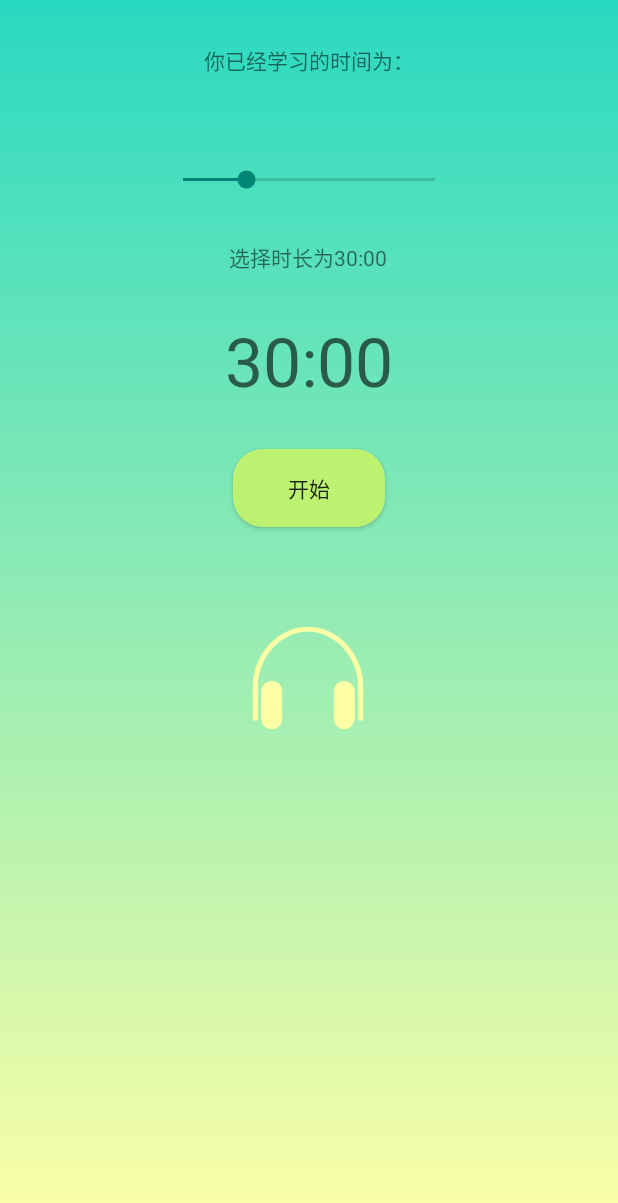
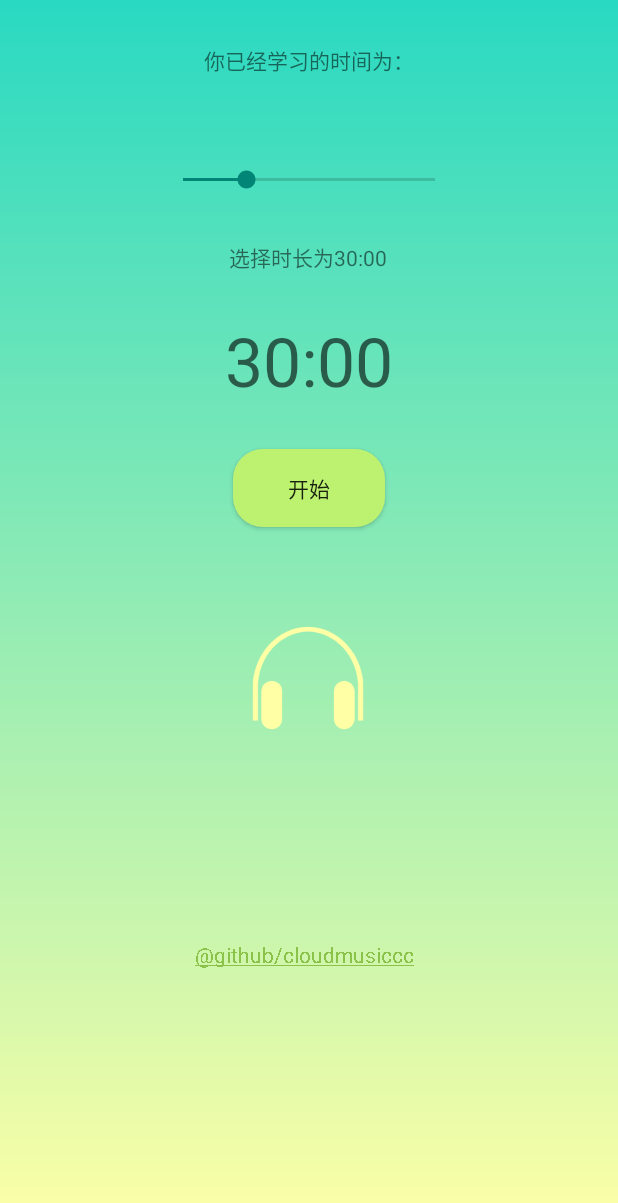
Before and after one commit to littlejlf/FocusClock, an Android app: the screen it shows after launch (MainActivity), on a phone screen of 412 x 824 dp. Shown: the top 1203 px of the screen. Run offline under Robolectric (Android 15) with nearby library versions, the phone set to English and light mode, and no system bars; libraries missing offline, so code that uses them is left out: org.litepal, org.litepal.crud; 4 statements that could not run were skipped.

Commit message:
add github/name

```diff
--- a/app/src/main/java/com/example/myapplication/MainActivity.java
+++ b/app/src/main/java/com/example/myapplication/MainActivity.java
@@ -11,6 +11,7 @@ import android.content.DialogInterface;
 import android.content.Intent;
 import android.content.pm.ApplicationInfo;
 import android.content.pm.PackageManager;
+import android.graphics.Paint;
 import android.os.Build;
 import android.os.Bundle;
 import android.os.CountDownTimer;
@@ -43,6 +44,7 @@ public class MainActivity extends AppCompatActivity {
 //    private long mTimeLeftInMillis = START_TIME_IN_MILLIS;
     private long mTimeLeftInMillis=30*60000;     //默认一开始的时间是30分钟
     private long tempTime;      //记录当时选择的学习时长
+    private TextView myname;
 
     @RequiresApi(api = Build.VERSION_CODES.KITKAT)
     @Override
@@ -62,6 +64,8 @@ public class MainActivity extends AppCompatActivity {
          mBar= (SeekBar) findViewById(R.id.seekBar_time);
         mTxt = (TextView) findViewById(R.id.textView4);
         MusicImage=(ImageView)findViewById(R.id.listen);
+        myname=(TextView)findViewById(R.id.ttt);
+        myname.getPaint().setFlags(Paint.UNDERLINE_TEXT_FLAG);
         bindViews();    //动态显示进度条函数
         upDataStudyTime();
 
@@ -228,6 +232,7 @@ public class MainActivity extends AppCompatActivity {
                     @Override
                     public void onClick(DialogInterface dialog, int which) {
                         stopMyService();   //最新改变
+                        stopMusicService();
                         mBar.setEnabled(true);
                         mTextViewCountDown.setText(tempTime/60000+":00");
                         mTimeLeftInMillis=tempTime;
--- a/app/src/main/res/layout/activity_main.xml
+++ b/app/src/main/res/layout/activity_main.xml
@@ -114,4 +114,17 @@
         android:orientation="horizontal"
         app:layout_constraintGuide_begin="366dp" />
 
+    <TextView
+        android:id="@+id/ttt"
+        android:layout_width="wrap_content"
+        android:layout_height="wrap_content"
+        android:text="@github/cloudmusiccc"
+        android:textColor="#8BC34A"
+        app:layout_constraintBottom_toBottomOf="parent"
+        app:layout_constraintEnd_toEndOf="parent"
+        app:layout_constraintHorizontal_bias="0.488"
+        app:layout_constraintStart_toStartOf="parent"
+        app:layout_constraintTop_toBottomOf="@+id/listen"
+        app:layout_constraintVertical_bias="0.375" />
+
 </androidx.constraintlayout.widget.ConstraintLayout>
```
Also changed, not shown: app/src/main/res/drawable/clock.png (added), app/src/main/res/drawable/head.png (added), 1 other file.
